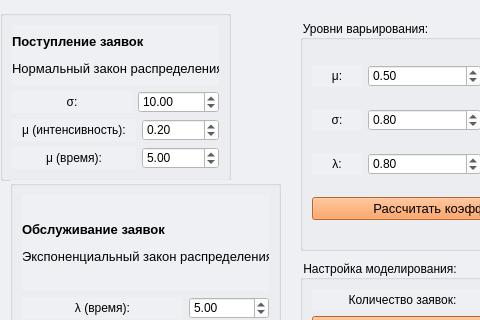
Ermako27/experiment-planing, file 1/design/MainWindow.ui: the form before one commit; both pictures show x 0 to 480 and y 0 to 320 of the 1375 by 804 pixel window.
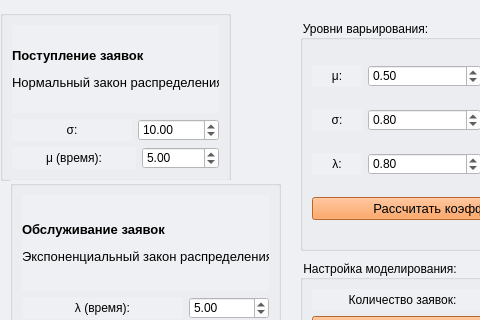
The form after the commit.

Commit message: убрал лишние поля

Patch:
```diff
--- a/1/design/MainWindow.ui
+++ b/1/design/MainWindow.ui
@@ -95,7 +95,7 @@
       </layout>
      </item>
      <item>
-      <layout class="QHBoxLayout" name="hLayoutServiceReqMuInt" stretch="2,1">
+      <!-- <layout class="QHBoxLayout" name="hLayoutServiceReqMuInt" stretch="2,1">
        <item>
         <widget class="QLabel" name="labelServiceReqMuInt">
          <property name="text">
@@ -122,7 +122,7 @@
          </property>
         </widget>
        </item>
-      </layout>
+      </layout> -->
      </item>
      <item>
       <layout class="QHBoxLayout" name="hLayoutServiceReqMuTime" stretch="2,1">
```
The commit also changes 2 other files.
